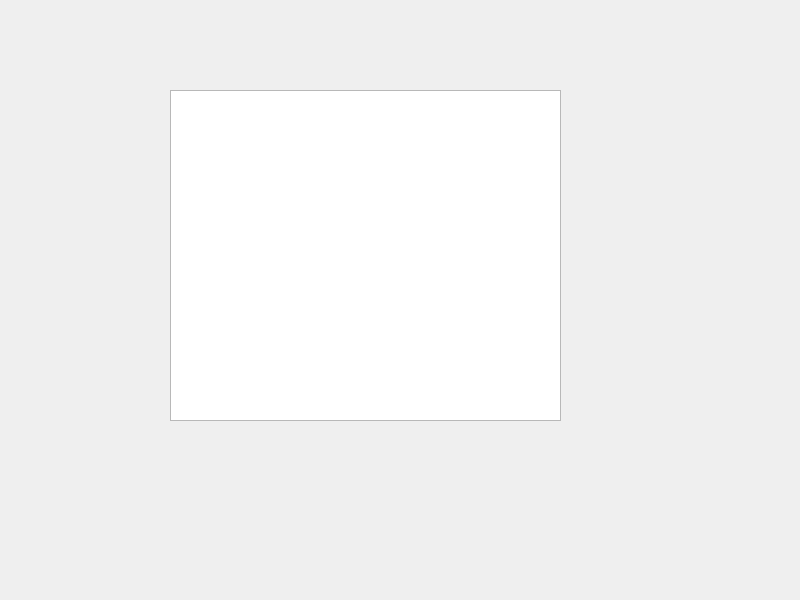
Old version of the form Thread_server/widget.ui in the repository Mr-Courage/TCPServer.
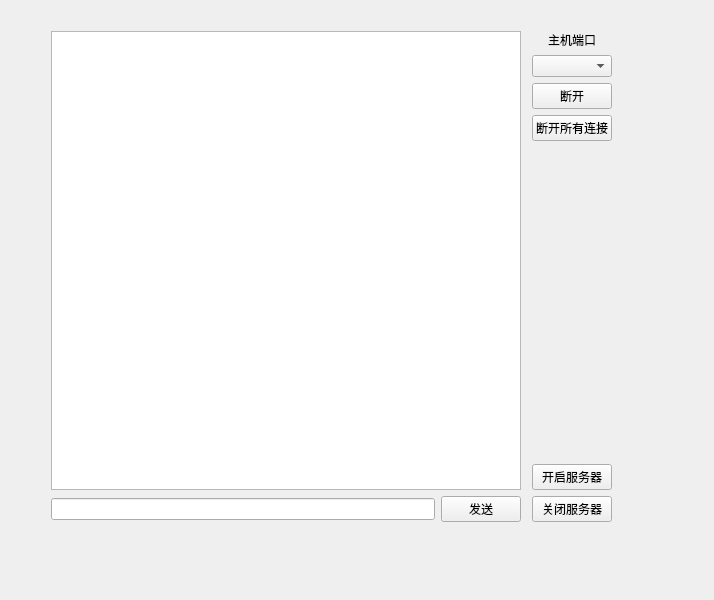
New version of the form.

What changed in the file:
```diff
--- a/Thread_server/widget.ui
+++ b/Thread_server/widget.ui
@@ -6,22 +6,136 @@
    <rect>
     <x>0</x>
     <y>0</y>
-    <width>800</width>
+    <width>714</width>
     <height>600</height>
    </rect>
   </property>
   <property name="windowTitle">
    <string>Widget</string>
   </property>
-  <widget class="QTextBrowser" name="textBrowser">
+  <widget class="QWidget" name="layoutWidget">
    <property name="geometry">
     <rect>
-     <x>170</x>
-     <y>90</y>
-     <width>391</width>
-     <height>331</height>
+     <x>51</x>
+     <y>31</y>
+     <width>561</width>
+     <height>491</height>
     </rect>
    </property>
+   <layout class="QHBoxLayout" name="horizontalLayout_2">
+    <item>
+     <layout class="QVBoxLayout" name="verticalLayout_3">
+      <item>
+       <layout class="QVBoxLayout" name="verticalLayout_2">
+        <item>
+         <widget class="QTextBrowser" name="textBrowser"/>
+        </item>
+       </layout>
+      </item>
+      <item>
+       <layout class="QHBoxLayout" name="horizontalLayout">
+        <item>
+         <widget class="QLineEdit" name="sendEdit"/>
+        </item>
+        <item>
+         <widget class="QPushButton" name="pushButton">
+          <property name="text">
+           <string>发送</string>
+          </property>
+         </widget>
+        </item>
+       </layout>
+      </item>
+     </layout>
+    </item>
+    <item>
+     <spacer name="horizontalSpacer">
+      <property name="orientation">
+       <enum>Qt::Horizontal</enum>
+      </property>
+      <property name="sizeType">
+       <enum>QSizePolicy::Maximum</enum>
+      </property>
+      <property name="sizeHint" stdset="0">
+       <size>
+        <width>5</width>
+        <height>20</height>
+       </size>
+      </property>
+     </spacer>
+    </item>
+    <item>
+     <layout class="QVBoxLayout" name="verticalLayout">
+      <item>
+       <widget class="QLabel" name="label">
+        <property name="text">
+         <string>&lt;html&gt;&lt;head/&gt;&lt;body&gt;&lt;p align=&quot;center&quot;&gt;主机端口&lt;/p&gt;&lt;/body&gt;&lt;/html&gt;</string>
+        </property>
+       </widget>
+      </item>
+      <item>
+       <widget class="QComboBox" name="ThreadList">
+        <property name="sizePolicy">
+         <sizepolicy hsizetype="Preferred" vsizetype="Fixed">
+          <horstretch>0</horstretch>
+          <verstretch>0</verstretch>
+         </sizepolicy>
+        </property>
+        <property name="maximumSize">
+         <size>
+          <width>120</width>
+          <height>60</height>
+         </size>
+        </property>
+       </widget>
+      </item>
+      <item>
+       <widget class="QPushButton" name="disc_one_Button">
+        <property name="text">
+         <string>断开</string>
+        </property>
+       </widget>
+      </item>
+      <item>
+       <widget class="QPushButton" name="disc_all_Button">
+        <property name="text">
+         <string>断开所有连接</string>
+        </property>
+       </widget>
+      </item>
+      <item>
+       <spacer name="verticalSpacer">
+        <property name="orientation">
+         <enum>Qt::Vertical</enum>
+        </property>
+        <property name="sizeType">
+         <enum>QSizePolicy::Expanding</enum>
+        </property>
+        <property name="sizeHint" stdset="0">
+         <size>
+          <width>20</width>
+          <height>40</height>
+         </size>
+        </property>
+       </spacer>
+      </item>
+      <item>
+       <widget class="QPushButton" name="startSerButton">
+        <property name="text">
+         <string>开启服务器</string>
+        </property>
+       </widget>
+      </item>
+      <item>
+       <widget class="QPushButton" name="closeSerButton">
+        <property name="text">
+         <string>关闭服务器</string>
+        </property>
+       </widget>
+      </item>
+     </layout>
+    </item>
+   </layout>
   </widget>
  </widget>
  <resources/>
```
